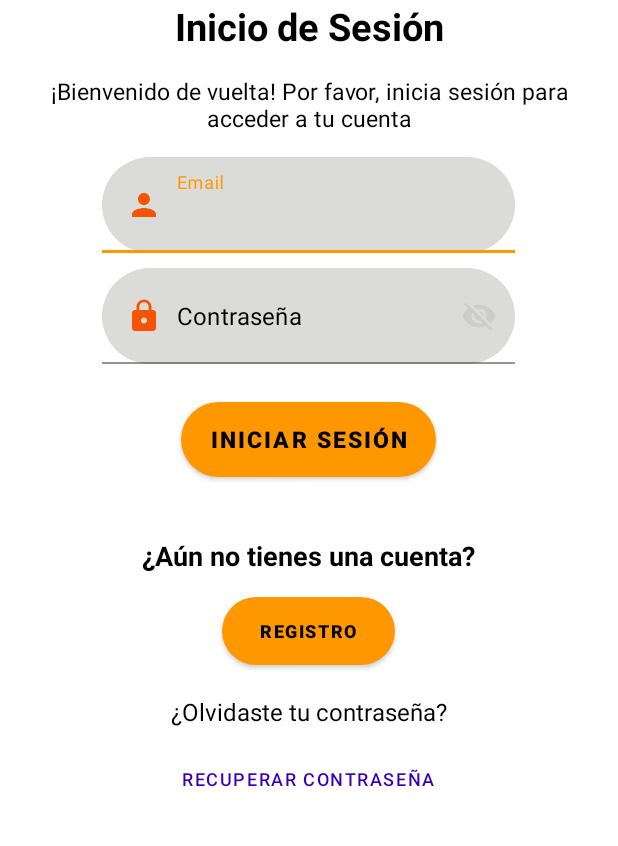
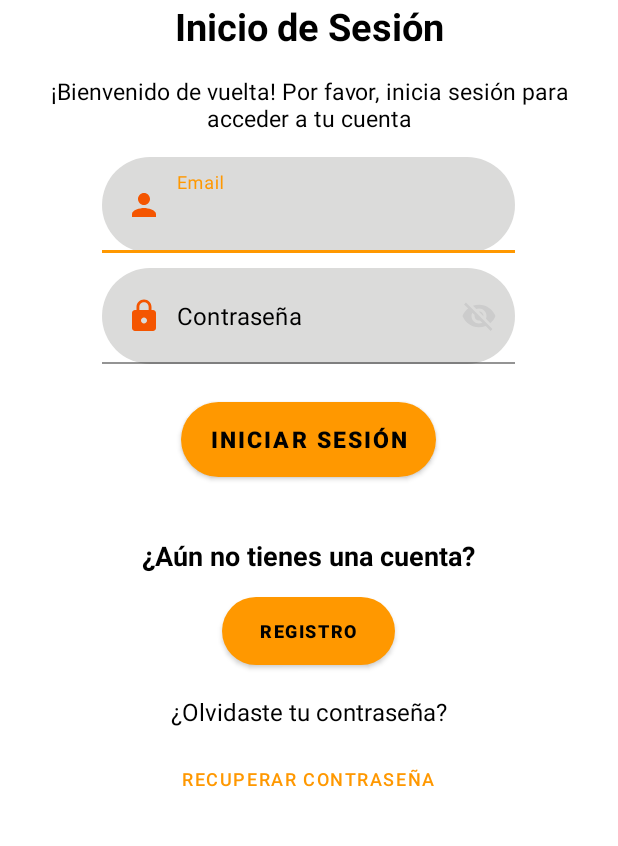
Before and after one commit to BRUHLUIS/RefraxApp, an Android app: the LoginActivity screen opened directly, with no data from a screen before it, on a phone screen of 412 x 824 dp, the part 237-1083 px from its top. Run offline under Robolectric (Android 15) with nearby library versions, the phone set to English and light mode, and no system bars; our stand-ins replace Volley.

Commit message:
Corrección de colores

```diff
--- a/app/src/main/res/values/colors.xml
+++ b/app/src/main/res/values/colors.xml
@@ -3,9 +3,9 @@
     <color name="colorPrimary">#f1ea49</color>
     <color name="colorPrimaryDark">#edca27</color>
     <color name="colorAccent">#FF5722</color>
-    <color name="purple_200">#FFBB86FC</color>
-    <color name="purple_500">#FF6200EE</color>
-    <color name="purple_700">#FF3700B3</color>
+    <color name="purple_200">#FF9800</color>
+    <color name="purple_500">#FF9800</color>
+    <color name="purple_700">#FF9800</color>
     <color name="teal_200">#FF03DAC5</color>
     <color name="teal_700">#FF018786</color>
     <color name="black">#FF000000</color>
```
